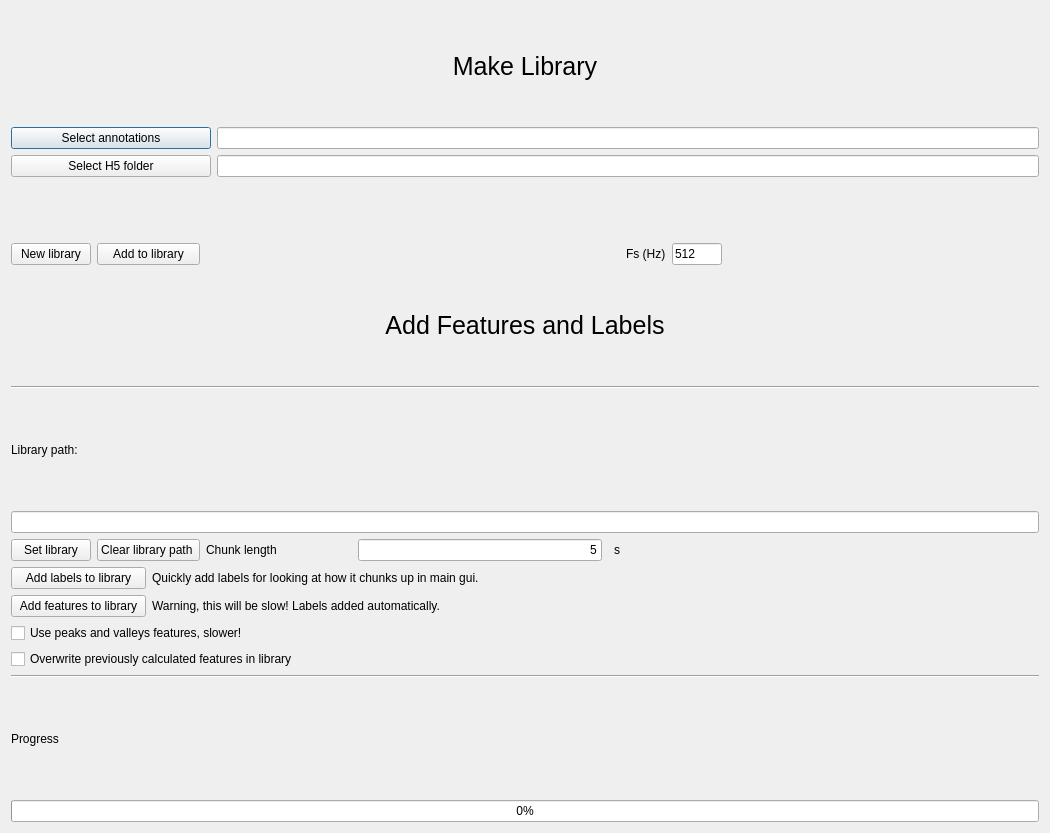
The window that pyecog/visualisation/library_window.ui (jcornford/pyecog) describes before a commit, drawn with Qt 5.
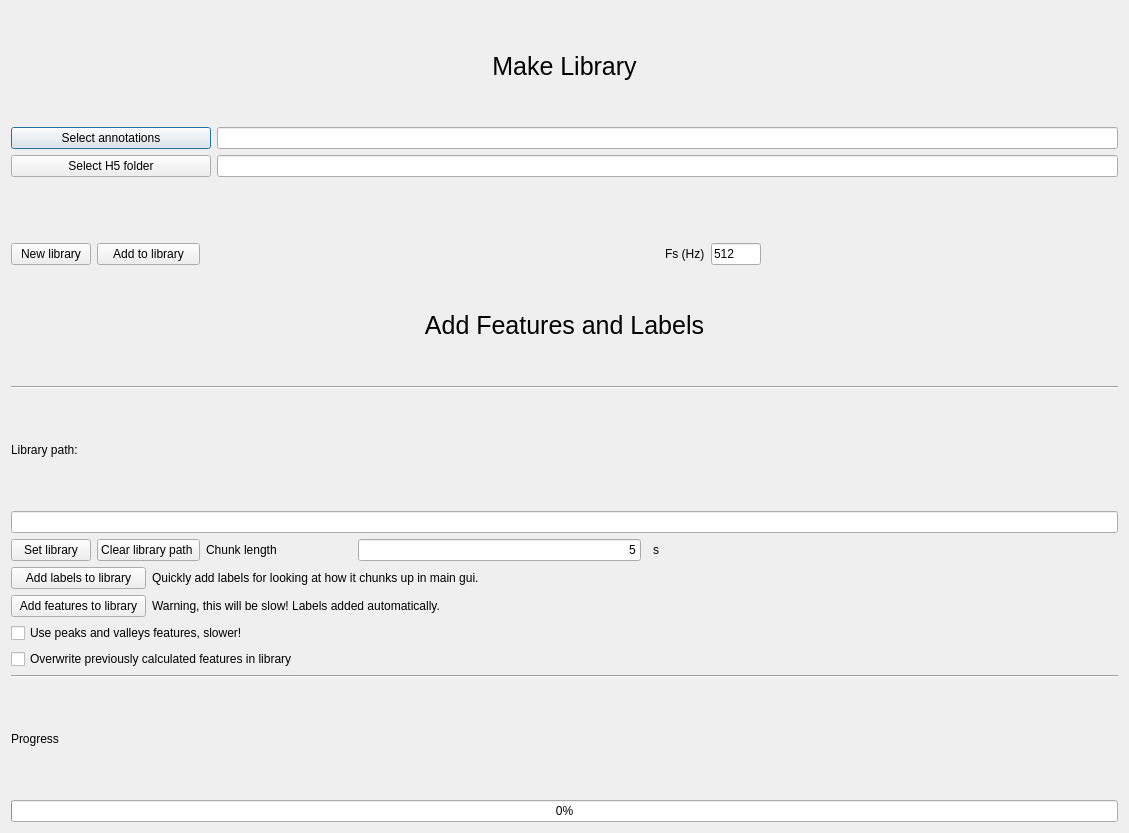
The same window after the commit.

```diff
--- a/pyecog/visualisation/library_window.ui
+++ b/pyecog/visualisation/library_window.ui
@@ -6,7 +6,7 @@
    <rect>
     <x>0</x>
     <y>0</y>
-    <width>1050</width>
+    <width>1129</width>
     <height>833</height>
    </rect>
   </property>
```
Left out of the diff: 248 changed lines with no effect on the pictures.
